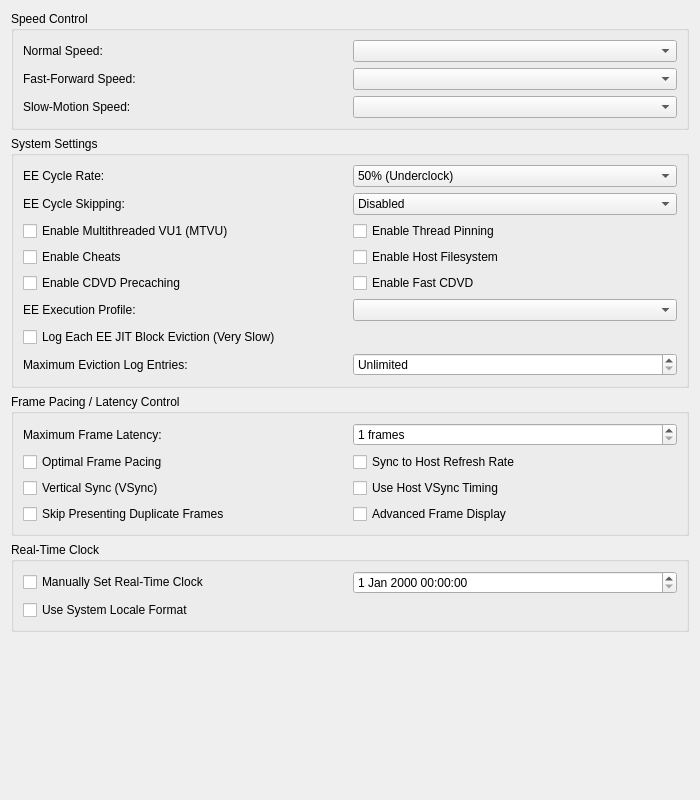
Above: pcsx2-qt/Settings/EmulationSettingsWidget.ui from Masamune3210/pcsx2 before the change. Below: the same form after it.
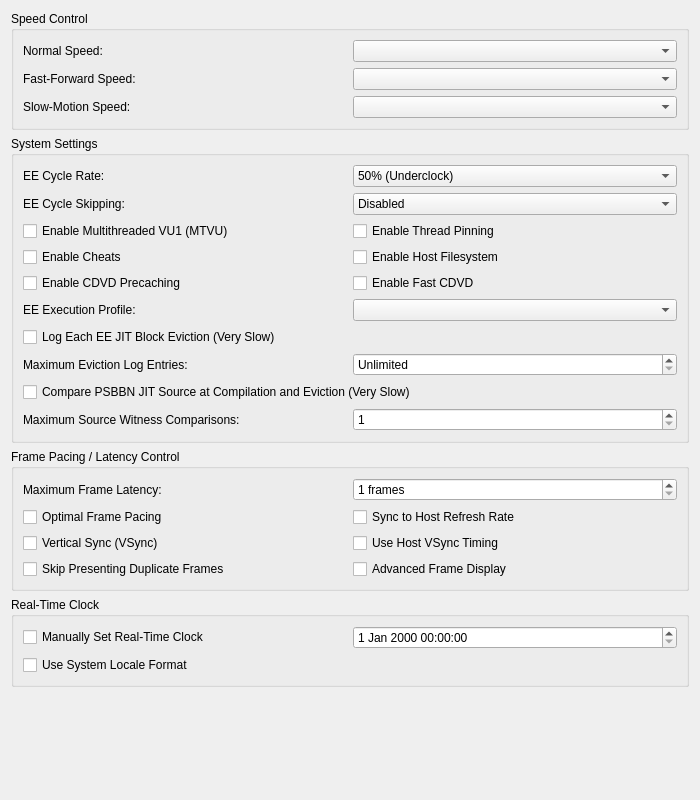
That is the form after the change.

Commit message: Expose bounded compile-to-eviction PSBBN physical-source witness controls in Emulation GUI

```diff
--- a/pcsx2-qt/Settings/EmulationSettingsWidget.ui
+++ b/pcsx2-qt/Settings/EmulationSettingsWidget.ui
@@ -232,6 +232,24 @@
         <property name="specialValueText"><string>Unlimited</string></property>
        </widget>
       </item>
+      <item row="6" column="0" colspan="2">
+       <widget class="QCheckBox" name="eeJitSourceWitness">
+        <property name="text"><string>Compare PSBBN JIT Source at Compilation and Eviction (Very Slow)</string></property>
+       </widget>
+      </item>
+      <item row="7" column="0">
+       <widget class="QLabel" name="eeJitSourceWitnessLimitLabel">
+        <property name="text"><string>Maximum Source Witness Comparisons:</string></property>
+        <property name="buddy"><cstring>eeJitSourceWitnessLimit</cstring></property>
+       </widget>
+      </item>
+      <item row="7" column="1">
+       <widget class="QSpinBox" name="eeJitSourceWitnessLimit">
+        <property name="minimum"><number>1</number></property>
+        <property name="maximum"><number>10000</number></property>
+        <property name="singleStep"><number>256</number></property>
+       </widget>
+      </item>
      </layout>
     </widget>
    </item>
```
Left out of the diff: 2 changed lines with no effect on the pictures.
